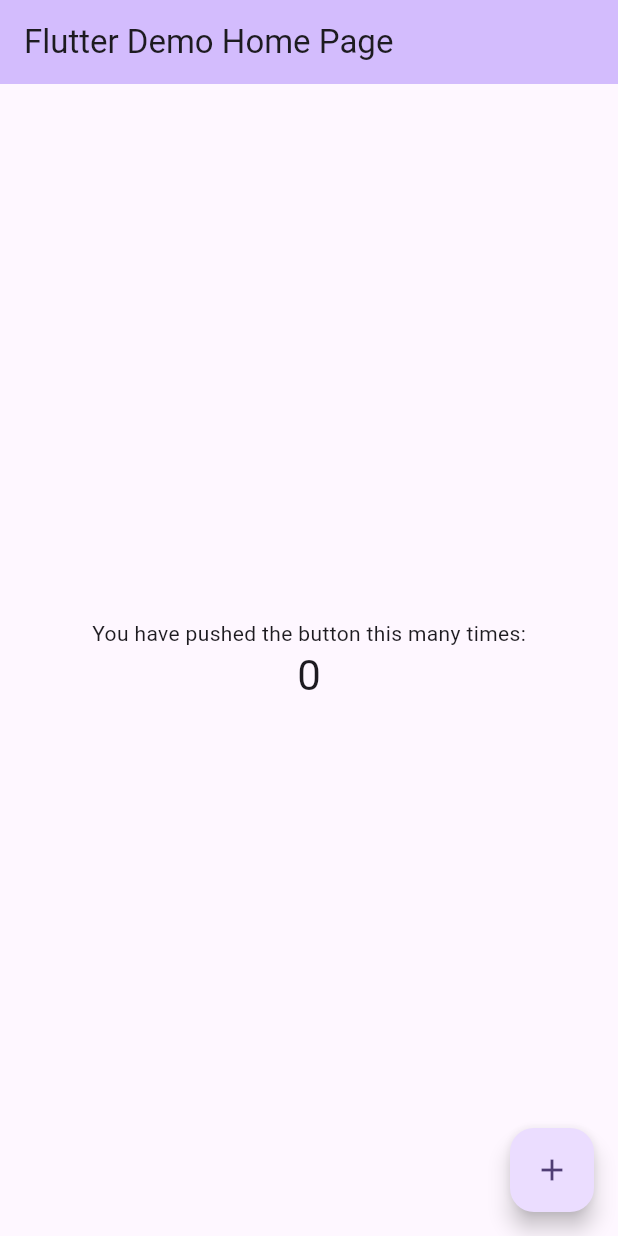
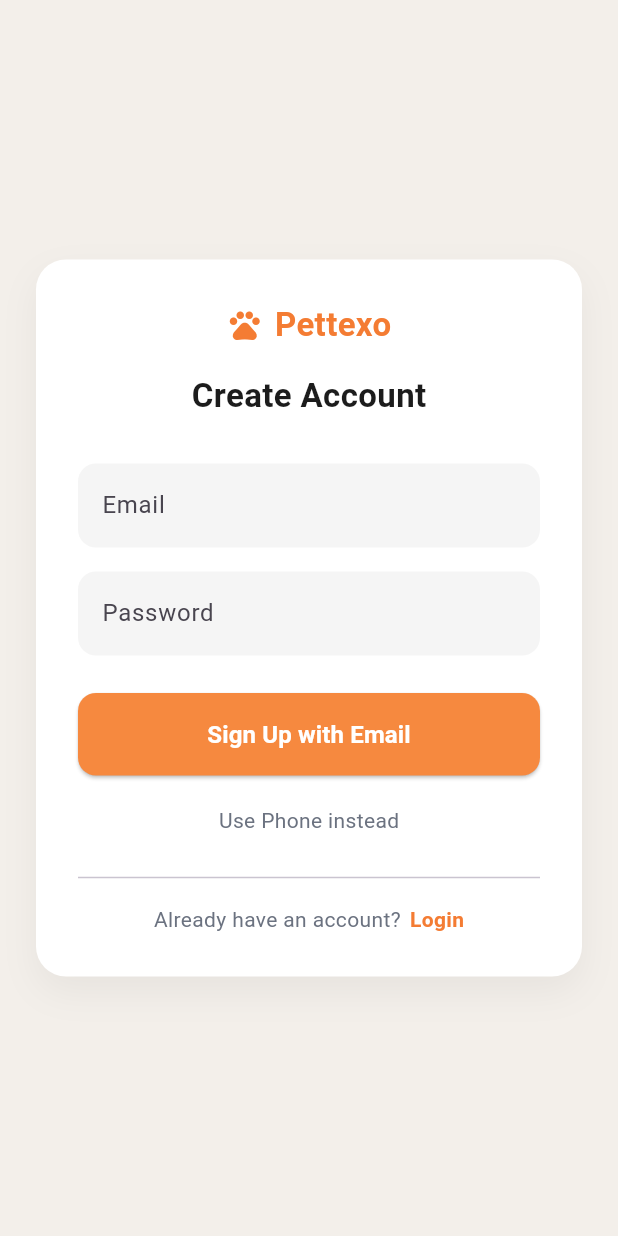
Before and after one commit to nishu1998/pettxo, a Flutter app: the screen it shows after launch, on a phone screen of 412 x 824 dp. Run offline on Flutter 3.47's test engine with Material 3 defaults, Android fonts, the phone set to English and light mode, and no system bars; our stand-ins replace cloud_firestore, firebase_auth, firebase_core; accounts and stored records are empty.

Commit message:
feat(auth): implement email signup with Firebase Auth, Firestore user creation, and input validation

```diff
--- /dev/null
+++ b/lib/core/constants/app_colors.dart
@@ -0,0 +1,10 @@
+import 'package:flutter/material.dart';
+
+class AppColors {
+  static const Color primary = Color(0xFFF6893F);
+  static const Color secondary = Color(0xFFF47C33);
+  static const Color background = Color(0xFFF3EFEA);
+  static const Color card = Colors.white;
+  static const Color textDark = Color(0xFF1C1C1C);
+  static const Color textGrey = Color(0xFF6B7280);
+}
--- /dev/null
+++ b/lib/core/constants/validators.dart
@@ -0,0 +1,35 @@
+class Validators {
+
+  static String? validateEmail(String email) {
+
+    if (email.isEmpty) {
+      return "Email cannot be empty";
+    }
+
+    final emailRegex =
+        RegExp(r'^[\w\.-]+@([\w-]+\.)+[\w-]{2,4}$');
+
+    if (!emailRegex.hasMatch(email)) {
+      return "Invalid email format";
+    }
+
+    return null;
+  }
+
+  static String? validatePassword(String password) {
+
+    if (password.isEmpty) {
+      return "Password cannot be empty";
+    }
+
+    if (password.length < 6) {
+      return "Password must be at least 6 characters";
+    }
+
+    if (password.contains(" ")) {
+      return "Password cannot contain spaces";
+    }
+
+    return null;
+  }
+}
--- a/lib/main.dart
+++ b/lib/main.dart
@@ -1,6 +1,8 @@
 import 'package:flutter/material.dart';
 import 'package:firebase_core/firebase_core.dart';
+
 import 'firebase_options.dart';
+import 'screens/auth/signup_screen.dart';
 
 void main() async {
   WidgetsFlutterBinding.ensureInitialized();
@@ -9,122 +11,18 @@
     options: DefaultFirebaseOptions.currentPlatform,
   );
 
-  runApp(const MyApp());
+  runApp(const PettexoApp());
 }
 
-class MyApp extends StatelessWidget {
-  const MyApp({super.key});
+class PettexoApp extends StatelessWidget {
+  const PettexoApp({super.key});
 
-  // This widget is the root of your application.
   @override
   Widget build(BuildContext context) {
     return MaterialApp(
-      title: 'Flutter Demo',
-      theme: ThemeData(
-        // This is the theme of your application.
-        //
-        // TRY THIS: Try running your application with "flutter run". You'll see
-        // the application has a purple toolbar. Then, without quitting the app,
-        // try changing the seedColor in the colorScheme below to Colors.green
-        // and then invoke "hot reload" (save your changes or press the "hot
-        // reload" button in a Flutter-supported IDE, or press "r" if you used
-        // the command line to start the app).
-        //
-        // Notice that the counter didn't reset back to zero; the application
-        // state is not lost during the reload. To reset the state, use hot
-        // restart instead.
-        //
-        // This works for code too, not just values: Most code changes can be
-        // tested with just a hot reload.
-        colorScheme: .fromSeed(seedColor: Colors.deepPurple),
-      ),
-      home: const MyHomePage(title: 'Flutter Demo Home Page'),
+      title: 'Pettexo',
+      debugShowCheckedModeBanner: false,
+      home: const SignupScreen(),
     );
   }
 }
-
-class MyHomePage extends StatefulWidget {
-  const MyHomePage({super.key, required this.title});
-
-  // This widget is the home page of your application. It is stateful, meaning
-  // that it has a State object (defined below) that contains fields that affect
-  // how it looks.
-
-  // This class is the configuration for the state. It holds the values (in this
-  // case the title) provided by the parent (in this case the App widget) and
-  // used by the build method of the State. Fields in a Widget subclass are
-  // always marked "final".
-
-  final String title;
-
-  @override
-  State<MyHomePage> createState() => _MyHomePageState();
-}
-
-class _MyHomePageState extends State<MyHomePage> {
-  int _counter = 0;
-
-  void _incrementCounter() {
-    setState(() {
-      // This call to setState tells the Flutter framework that something has
-      // changed in this State, which causes it to rerun the build method below
-      // so that the display can reflect the updated values. If we changed
-      // _counter without calling setState(), then the build method would not be
-      // called again, and so nothing would appear to happen.
-      _counter++;
-    });
-  }
-
-  @override
-  Widget build(BuildContext context) {
-    // This method is rerun every time setState is called, for instance as done
-    // by the _incrementCounter method above.
-    //
-    // The Flutter framework has been optimized to make rerunning build methods
-    // fast, so that you can just rebuild anything that needs updating rather
-    // than having to individually change instances of widgets.
-    return Scaffold(
-      appBar: AppBar(
-        // TRY THIS: Try changing the color here to a specific color (to
-        // Colors.amber, perhaps?) and trigger a hot reload to see the AppBar
-        // change color while the other colors stay the same.
-        backgroundColor: Theme.of(context).colorScheme.inversePrimary,
-        // Here we take the value from the MyHomePage object that was created by
-        // the App.build method, and use it to set our appbar title.
-        title: Text(widget.title),
-      ),
-      body: Center(
-        // Center is a layout widget. It takes a single child and positions it
-        // in the middle of the parent.
-        child: Column(
-          // Column is also a layout widget. It takes a list of children and
-          // arranges them vertically. By default, it sizes itself to fit its
-          // children horizontally, and tries to be as tall as its parent.
-          //
-          // Column has various properties to control how it sizes itself and
-          // how it positions its children. Here we use mainAxisAlignment to
-          // center the children vertically; the main axis here is the vertical
-          // axis because Columns are vertical (the cross axis would be
-          // horizontal).
-          //
-          // TRY THIS: Invoke "debug painting" (choose the "Toggle Debug Paint"
-          // action in the IDE, or press "p" in the console), to see the
-          // wireframe for each widget.
-          mainAxisAlignment: .center,
-          children: [
-            const Text('You have pushed the button this many times:'),
-            Text(
-              '$_counter',
-              style: Theme.of(context).textTheme.headlineMedium,
-            ),
-          ],
-        ),
-      ),
-      floatingActionButton: FloatingActionButton(
-        onPressed: _incrementCounter,
-        tooltip: 'Increment',
-        child: const Icon(Icons.add),
-      ),
-    );
-  }
-}
--- /dev/null
+++ b/lib/models/auth_result.dart
@@ -0,0 +1,10 @@
+import 'package:firebase_auth/firebase_auth.dart';
+
+class AuthResult {
+  final User? user;
+  final String? error;
+
+  AuthResult({this.user, this.error});
+
+  bool get isSuccess => user != null;
+}
--- /dev/null
+++ b/lib/screens/auth/signup_screen.dart
@@ -0,0 +1,205 @@
+import 'package:flutter/material.dart';
+import '../../core/constants/app_colors.dart';
+import '../../services/auth_service.dart';
+import '../../widgets/custom_button.dart';
+import '../../core/constants/validators.dart';
+
+class SignupScreen extends StatefulWidget {
+  const SignupScreen({super.key});
+
+  @override
+  State<SignupScreen> createState() => _SignupScreenState();
+}
+
+class _SignupScreenState extends State<SignupScreen> {
+
+  final AuthService _authService = AuthService();
+
+  final emailController = TextEditingController();
+  final passwordController = TextEditingController();
+
+  bool isLoading = false;
+
+  void signUp() async {
+    setState(() => isLoading = true);
+
+    final user = await _authService.signUp(
+      email: emailController.text.trim(),
+      password: passwordController.text.trim(),
+    );
+
+    setState(() => isLoading = false);
+
+    if (user != null) {
+      ScaffoldMessenger.of(context)
+          .showSnackBar(const SnackBar(content: Text("Account created")));
+    }
+  }
+
+  @override
+  Widget build(BuildContext context) {
+    return Scaffold(
+      backgroundColor: AppColors.background,
+      body: Center(
+        child: SingleChildScrollView(
+          padding: const EdgeInsets.symmetric(horizontal: 24),
+          child: Container(
+            padding: const EdgeInsets.all(28),
+            decoration: BoxDecoration(
+              color: AppColors.card,
+              borderRadius: BorderRadius.circular(20),
+              boxShadow: [
+                BoxShadow(
+                  color: Colors.black.withOpacity(.05),
+                  blurRadius: 20,
+                  offset: const Offset(0,10),
+                )
+              ],
+            ),
+            child: Column(
+              crossAxisAlignment: CrossAxisAlignment.center,
+              children: [
+
+                /// Logo
+                Row(
+                  mainAxisAlignment: MainAxisAlignment.center,
+                  children: [
+                    const Icon(Icons.pets, color: AppColors.secondary),
+                    const SizedBox(width: 8),
+                    Text(
+                      "Pettexo",
+                      style: TextStyle(
+                        color: AppColors.secondary,
+                        fontWeight: FontWeight.bold,
+                        fontSize: 22,
+                      ),
+                    ),
+                  ],
+                ),
+
+                const SizedBox(height: 16),
+
+                const Text(
+                  "Create Account",
+                  style: TextStyle(
+                    fontSize: 22,
+                    fontWeight: FontWeight.bold,
+                    color: AppColors.textDark,
+                  ),
+                ),
+
+                const SizedBox(height: 30),
+
+                /// Email
+                TextField(
+                  controller: emailController,
+                  decoration: InputDecoration(
+                    labelText: "Email",
+                    filled: true,
+                    fillColor: Colors.grey.shade100,
+                    border: OutlineInputBorder(
+                      borderRadius: BorderRadius.circular(12),
+                      borderSide: BorderSide.none,
+                    ),
+                  ),
+                ),
+
+                const SizedBox(height: 16),
+
+                /// Password
+                TextField(
+                  controller: passwordController,
+                  obscureText: true,
+                  decoration: InputDecoration(
+                    labelText: "Password",
+                    filled: true,
+                    fillColor: Colors.grey.shade100,
+                    border: OutlineInputBorder(
+                      borderRadius: BorderRadius.circular(12),
+                      borderSide: BorderSide.none,
+                    ),
+                  ),
+                ),
+
+                const SizedBox(height: 25),
+
+                /// Sign Up Button
+                CustomButton(
+                  text: "Sign Up with Email",
+                onPressed: () async {
+
+  final email = emailController.text.trim();
+  final password = passwordController.text.trim();
+
+  final emailError = Validators.validateEmail(email);
+  final passwordError = Validators.validatePassword(password);
+
+  if (emailError != null) {
+    ScaffoldMessenger.of(context)
+        .showSnackBar(SnackBar(content: Text(emailError)));
+    return;
+  }
+
+  if (passwordError != null) {
+    ScaffoldMessenger.of(context)
+        .showSnackBar(SnackBar(content: Text(passwordError)));
+    return;
+  }
+
+  final result = await _authService.signUp(
+    email: email,
+    password: password,
+  );
+
+  if (result.isSuccess) {
+    ScaffoldMessenger.of(context).showSnackBar(
+      const SnackBar(content: Text("Account created successfully")),
+    );
+  } else {
+    ScaffoldMessenger.of(context).showSnackBar(
+      SnackBar(content: Text(result.error!)),
+    );
+  }
+}
+                ),
+
+                const SizedBox(height: 20),
+
+                Text(
+                  "Use Phone instead",
+                  style: TextStyle(
+                    color: AppColors.textGrey,
+                  ),
+                ),
+
+                const SizedBox(height: 20),
+
+                Divider(),
+
+                const SizedBox(height: 10),
+
+                Row(
+                  mainAxisAlignment: MainAxisAlignment.center,
+                  children: [
+                    Text(
+                      "Already have an account?",
+                      style: TextStyle(color: AppColors.textGrey),
+                    ),
+                    const SizedBox(width: 6),
+                    Text(
+                      "Login",
+                      style: TextStyle(
+                        color: AppColors.secondary,
+                        fontWeight: FontWeight.bold,
+                      ),
+                    )
+                  ],
+                )
+              ],
+            ),
+          ),
+        ),
+      ),
+    );
+  }
+}
--- /dev/null
+++ b/lib/services/auth_service.dart
@@ -0,0 +1,100 @@
+import 'package:firebase_auth/firebase_auth.dart';
+import 'package:cloud_firestore/cloud_firestore.dart';
+import '../models/auth_result.dart';
+
+class AuthService {
+  final FirebaseAuth _auth = FirebaseAuth.instance;
+  final FirebaseFirestore _firestore = FirebaseFirestore.instance;
+
+  Future<AuthResult> signUp({
+    required String email,
+    required String password,
+  }) async {
+    try {
+      UserCredential credential =
+          await _auth.createUserWithEmailAndPassword(
+        email: email,
+        password: password,
+      );
+
+      final user = credential.user;
+
+      await _firestore.collection('users').doc(user!.uid).set({
+        'uid': user.uid,
+        'email': email,
+        'username': '',
+        'profileImage': '',
+        'createdAt': FieldValue.serverTimestamp(),
+      });
+
+      return AuthResult(user: user);
+    }
+
+    on FirebaseAuthException catch (e) {
+      return AuthResult(error: _mapFirebaseError(e));
+    }
+
+    catch (e) {
+      return AuthResult(error: "Unexpected error occurred.");
+    }
+  }
+
+  Future<AuthResult> login({
+    required String email,
+    required String password,
+  }) async {
+    try {
+      UserCredential credential =
+          await _auth.signInWithEmailAndPassword(
+        email: email,
+        password: password,
+      );
+
+      return AuthResult(user: credential.user);
+    }
+
+    on FirebaseAuthException catch (e) {
+      return AuthResult(error: _mapFirebaseError(e));
+    }
+
+    catch (e) {
+      return AuthResult(error: "Unexpected login error.");
+    }
+  }
+
+  Future<void> logout() async {
+    await _auth.signOut();
+  }
+
+  User? get currentUser => _auth.currentUser;
+
+  /// Converts Firebase errors to friendly messages
+  String _mapFirebaseError(FirebaseAuthException e) {
+    switch (e.code) {
+
+      case 'weak-password':
+        return "Password must be at least 6 characters.";
+
+      case 'email-already-in-use':
+        return "An account already exists with this email.";
+
+      case 'invalid-email':
+        return "Invalid email format.";
+
+      case 'user-not-found':
+        return "No user found with this email.";
+
+      case 'wrong-password':
+        return "Incorrect password.";
+
+      case 'network-request-failed':
+        return "Network error. Check your internet connection.";
+
+      case 'too-many-requests':
+        return "Too many attempts. Try again later.";
+
+      default:
+        return "Authentication error. Please try again.";
+    }
+  }
+}
--- /dev/null
+++ b/lib/widgets/custom_button.dart
@@ -0,0 +1,38 @@
+import 'package:flutter/material.dart';
+import '../core/constants/app_colors.dart';
+
+class CustomButton extends StatelessWidget {
+  final String text;
+  final VoidCallback onPressed;
+
+  const CustomButton({
+    super.key,
+    required this.text,
+    required this.onPressed,
+  });
+
+  @override
+  Widget build(BuildContext context) {
+    return SizedBox(
+      width: double.infinity,
+      height: 55,
+      child: ElevatedButton(
+        style: ElevatedButton.styleFrom(
+          backgroundColor: AppColors.primary,
+          shape: RoundedRectangleBorder(
+            borderRadius: BorderRadius.circular(12),
+          ),
+        ),
+        onPressed: onPressed,
+        child: Text(
+          text,
+          style: const TextStyle(
+            fontSize: 16,
+            fontWeight: FontWeight.w600,
+            color: Colors.white,
+          ),
+        ),
+      ),
+    );
+  }
+}
--- a/pubspec.yaml
+++ b/pubspec.yaml
@@ -37,6 +37,7 @@
   cupertino_icons: ^1.0.8
   firebase_core: ^3.6.0
   firebase_auth: ^5.3.3
+  cloud_firestore: ^5.6.12
 cloud_firestore: ^5.4.4
 firebase_storage: ^12.3.4
 
```
Also changed, not shown: pubspec.lock, 3 other files.
